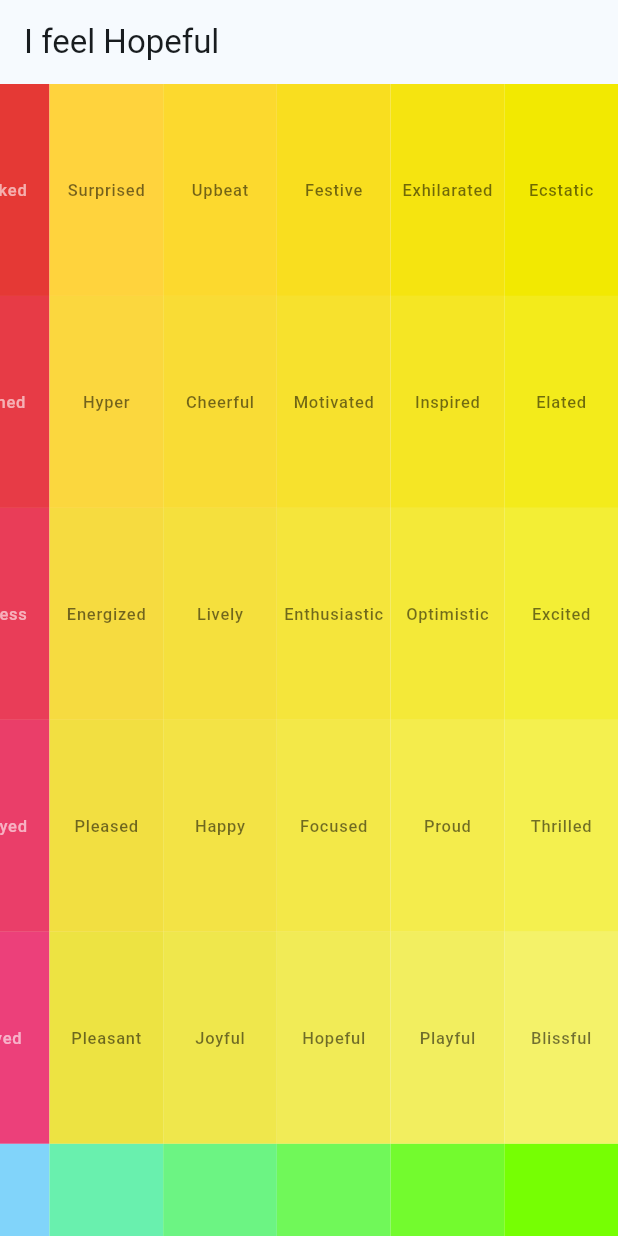
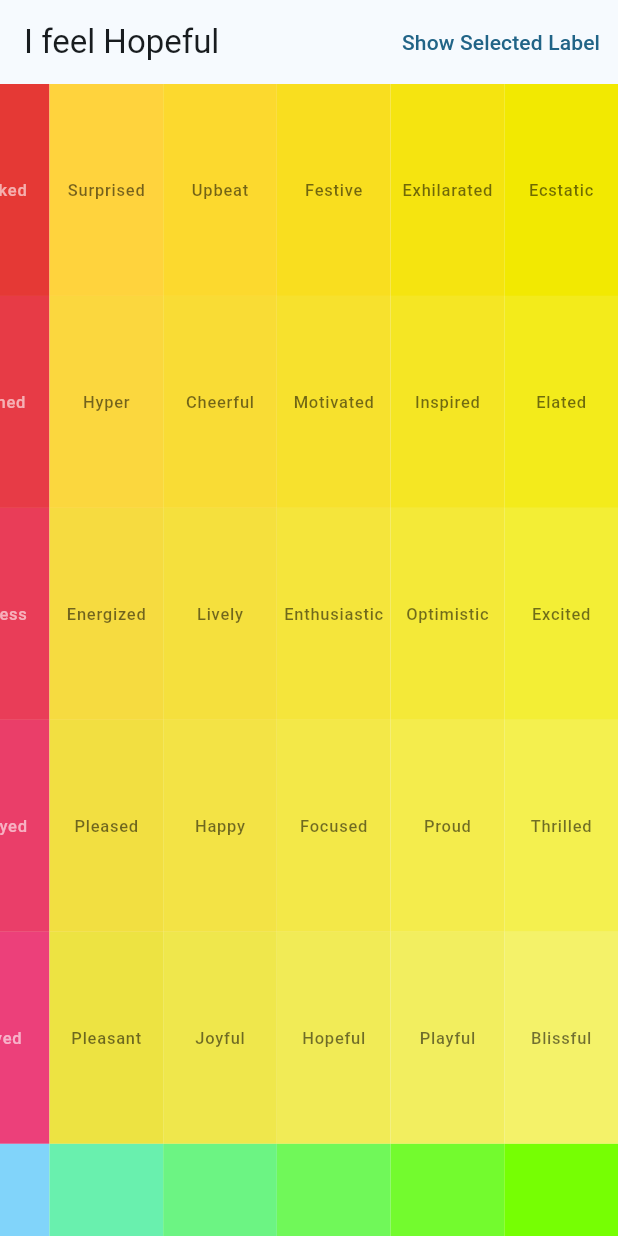
Before and after one commit to ShakyaCsun/mood_meter_picker, a Flutter app: the screen it shows after launch, on a phone screen of 412 x 824 dp. Run offline on Flutter 3.47's test engine with Material 2 defaults, Android fonts, the phone set to English and light mode, and no system bars; our stand-ins replace bloc, equatable, flutter_bloc, freezed_annotation; missing offline and left inert: flutter_portal.

Commit message:
add TextButton to change label setting

```diff
--- a/example/lib/main.dart
+++ b/example/lib/main.dart
@@ -34,15 +34,29 @@ class HomePage extends StatefulWidget {
 
 class _HomePageState extends State<HomePage> {
   String emotion = '...';
+  bool showOnlySelected = false;
 
   @override
   Widget build(BuildContext context) {
     return Scaffold(
       appBar: AppBar(
         title: Text('I feel $emotion'),
+        actions: [
+          TextButton(
+            onPressed: () {
+              setState(() {
+                showOnlySelected = !showOnlySelected;
+              });
+            },
+            child: Text(
+              showOnlySelected ? 'Show All Labels' : 'Show Selected Label',
+            ),
+          )
+        ],
       ),
       body: MoodMeterPicker(
         initialMoodPiece: MoodPiece.fromName('Hopeful'),
+        onlyShowSelected: showOnlySelected,
         onMoodSelectionChanged: (moodPiece) {
           setState(() {
             emotion = moodPiece.moodName;
```
